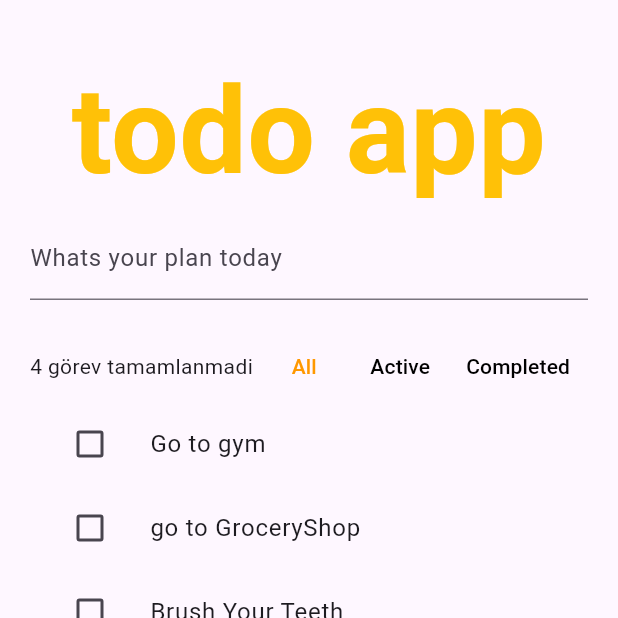
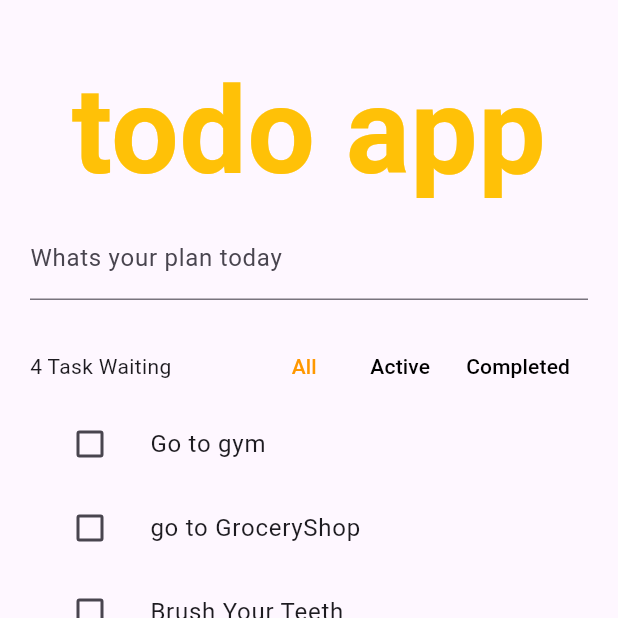
Before and after one commit to serhat657/ToDoApp-Riverpod-, a Flutter app: the screen it shows after launch, on a phone screen of 412 x 824 dp, the top half of it. Run offline on Flutter 3.47's test engine with Material 3 defaults, Android fonts, the phone set to English and light mode, and no system bars; our stand-ins replace flutter_riverpod.

Commit message:
second commit

```diff
--- a/lib/widgets/todo_listitem_widget.dart
+++ b/lib/widgets/todo_listitem_widget.dart
@@ -1,4 +1,3 @@
-import 'package:flutter/foundation.dart';
 import 'package:flutter/material.dart';
 import 'package:flutter_riverpod/flutter_riverpod.dart';
 import 'package:todo_provider/providers/all_providers.dart';
@@ -6,8 +5,6 @@ import 'package:todo_provider/providers/all_providers.dart';
 
 class TodoListitemWidget  extends ConsumerStatefulWidget {
     const TodoListitemWidget({Key? key}) : super(key: key);
-
-
   @override
   ConsumerState<ConsumerStatefulWidget> createState() => TodoListitemWidgetState();
 }
--- a/lib/widgets/toolbar_widget.dart
+++ b/lib/widgets/toolbar_widget.dart
@@ -23,7 +23,7 @@ class ToolbarWidget extends ConsumerWidget {
             child: Text(
               onCompletedTodoCount == 0
                 ? 'All Todos Completed.'
-                : onCompletedTodoCount.toString() + " görev tamamlanmadi ",
+                : onCompletedTodoCount.toString() + " Task Waiting ",
             overflow: TextOverflow.ellipsis
             ),
           ),
```
